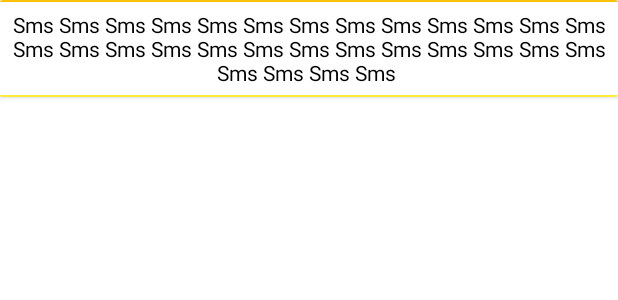
After one commit to MohamedCS1/Sms-Content-Proider, an Android app: the layout card_sms.xml on its own in the app's theme, with its tools: preview values and no code run, on a phone screen of 412 x 824 dp. The commit adds this screen. Shown: the top 300 px of the screen. Run offline under Robolectric (Android 15) with nearby library versions, the phone set to English and light mode, and no system bars.

Commit message:
create coustom view for sms content

```diff
--- a/app/src/main/java/com/example/smscontentprovider/MainActivity.kt
+++ b/app/src/main/java/com/example/smscontentprovider/MainActivity.kt
@@ -2,13 +2,11 @@ package com.example.smscontentprovider
 
 import android.content.Intent
 import android.content.pm.PackageManager
-import android.database.Cursor
 import android.net.Uri
 import android.os.Bundle
 import android.provider.Settings
 import android.provider.Telephony
 import android.util.Log
-import android.widget.Toast
 import androidx.appcompat.app.AppCompatActivity
 import androidx.core.app.ActivityCompat
 import androidx.core.content.ContextCompat
@@ -18,6 +16,8 @@ class MainActivity : AppCompatActivity() {
     override fun onCreate(savedInstanceState: Bundle?) {
         super.onCreate(savedInstanceState)
         setContentView(R.layout.activity_main)
+        var smsarray:ArrayList<String>?
+
         if (ContextCompat.checkSelfPermission(this , android.Manifest.permission.READ_SMS) != PackageManager.PERMISSION_GRANTED)
         {
             ActivityCompat.requestPermissions(this , arrayOf(android.Manifest.permission.READ_SMS) ,11)
@@ -25,7 +25,9 @@ class MainActivity : AppCompatActivity() {
         else
         {
             Thread(Runnable {
-            readSms()
+
+              smsarray =readSms()
+
             }).start()
         }
     }
@@ -43,13 +45,14 @@ class MainActivity : AppCompatActivity() {
             startActivity(intent)        }
         super.onRequestPermissionsResult(requestCode, permissions, grantResults)
     }
-    private fun readSms()
-    {
+    private fun readSms(): ArrayList<String> {
         val numberCol = Telephony.TextBasedSmsColumns.ADDRESS
         val textCol = Telephony.TextBasedSmsColumns.BODY
         val typeCol = Telephony.TextBasedSmsColumns.TYPE
 
         val projection = arrayOf(numberCol, textCol, typeCol)
+
+        val arraysms = arrayListOf<String>()
 
         val cursor = contentResolver.query(
             Telephony.Sms.CONTENT_URI,
@@ -65,8 +68,11 @@ class MainActivity : AppCompatActivity() {
             val text = cursor.getString(textColIdx)
             val type = cursor.getString(typeColIdx)
 
+            arraysms.add(text)
+
             Log.d("Mess", " $text ")
         }
+        cursor.close()
 
-        cursor.close()
+        return arraysms
     }}
--- /dev/null
+++ b/app/src/main/res/layout/card_sms.xml
@@ -0,0 +1,30 @@
+<?xml version="1.0" encoding="utf-8"?>
+<androidx.cardview.widget.CardView xmlns:android="http://schemas.android.com/apk/res/android"
+    android:layout_width="match_parent"
+    android:layout_height="wrap_content">
+    <LinearLayout
+        android:layout_width="match_parent"
+        android:layout_height="wrap_content"
+        android:orientation="vertical"
+        >
+        <View
+            android:layout_width="match_parent"
+            android:layout_height="1sp"
+            android:background="#FFC107"/>
+        <TextView
+            android:id="@+id/sms_display"
+            android:layout_width="match_parent"
+            android:layout_height="wrap_content"
+            android:layout_gravity="center"
+            android:gravity="center"
+            android:padding="5dp"
+            android:text="Sms Sms Sms Sms Sms Sms Sms Sms Sms Sms Sms Sms Sms Sms Sms Sms Sms Sms Sms Sms Sms Sms Sms Sms Sms Sms Sms Sms Sms Sms "
+            android:textColor="@color/black"
+            />
+        <View
+            android:layout_width="match_parent"
+            android:layout_height="1sp"
+            android:background="#FFEB3B"/>
+    </LinearLayout>
+
+</androidx.cardview.widget.CardView>
```
Lines whose indentation alone changed are shown as unchanged.
